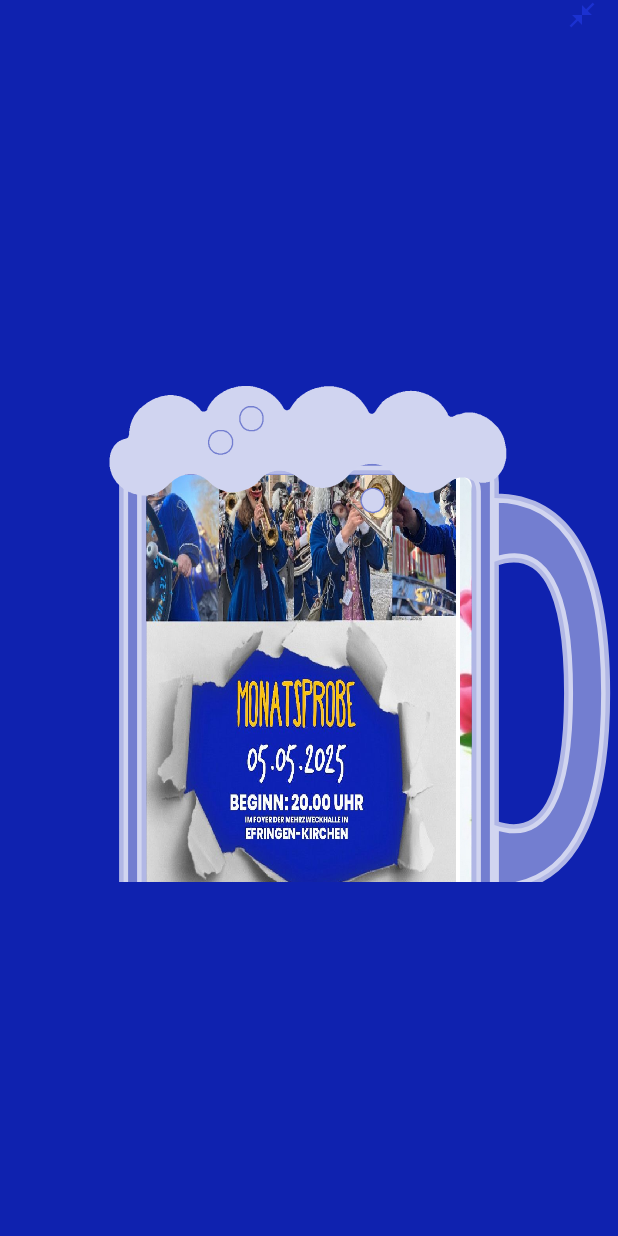
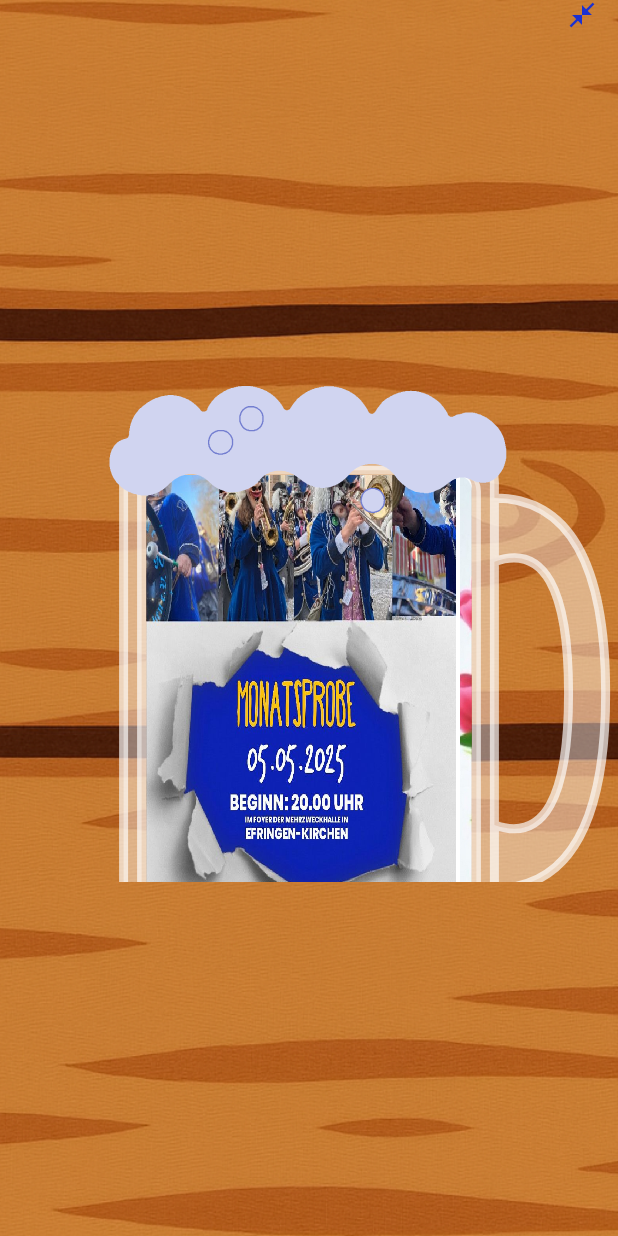
Before and after one commit to pythonite42/sauf_o_mat, a Flutter app: the screen it shows after launch, after a tap on the "open in full" icon, on a phone screen of 412 x 824 dp. Run offline on Flutter 3.47's test engine with Material 3 defaults, Android fonts, the light colour scheme and no system bars; our stand-ins replace flutter_svg; missing offline and left inert: flutter_webrtc, window_manager; network calls fail.

Commit message:
country theme first version

```diff
--- a/shoutcounter_zieefaegge_display/lib/colors.dart
+++ b/shoutcounter_zieefaegge_display/lib/colors.dart
@@ -1,48 +1,72 @@
 import 'package:flutter/material.dart';
 
 final defaultOnPrimary = Color(0xFFC7C5D0);
-final cyanAccent = Color(0xFF18d9ff);
+final desertSand = Color(0xFFE9C46A);
+final sunsetRed = Color(0xFFB22222);
+final rustOrange = Color(0xFFD2691E);
+final cactusGreen = Color(0xFF2E8B57);
 final redAccent = Color(0xFFFF5252);
 final greenAccent = Color(0xFF2EC91C);
 final transparentWhite = Color(0xC8FFFFFF);
-
 final ThemeData appTheme = ThemeData(
-  colorScheme: ColorScheme.fromSeed(
-    seedColor: const Color(0xFF0F22AF),
-    primary: const Color(0xFF0F22AF),
-    secondary: const Color(0xFFDE28d8),
-    tertiary: const Color(0xFFF5BF17),
-    brightness: Brightness.dark,
+  colorScheme: ColorScheme(
+    brightness: Brightness.light,
+    primary: const Color(0xFF8B4513), // Saddle brown
+    onPrimary: Colors.white,
+    secondary: const Color(0xFFD2691E), // Chocolate brown
+    onSecondary: Colors.white,
+    tertiary: const Color(0xFFF4A460), // Sandy brown
+    onTertiary: Colors.black,
+    error: Colors.red.shade700,
+    onError: Colors.white,
+    background: const Color(0xFFFFE4B5), // Moccasin
+    onBackground: Colors.brown.shade900,
+    surface: const Color(0xFFFFDEAD), // Navajo white
+    onSurface: Colors.brown.shade900,
   ),
   useMaterial3: true,
-  scaffoldBackgroundColor: const Color(0xFF0F22AF),
+  scaffoldBackgroundColor: const Color(0xFFFFE4B5), // Desert sand
   appBarTheme: const AppBarTheme(
-    backgroundColor: Color(0xFF0F22AF),
+    backgroundColor: Color(0xFF8B4513),
     foregroundColor: Colors.white,
-    elevation: 0,
+    elevation: 2,
+    titleTextStyle: TextStyle(
+      fontFamily: 'Georgia',
+      fontSize: 20,
+      fontWeight: FontWeight.bold,
+      color: Colors.white,
+    ),
   ),
   elevatedButtonTheme: ElevatedButtonThemeData(
     style: ElevatedButton.styleFrom(
-      backgroundColor: const Color(0xFFF5BF17),
-      foregroundColor: Colors.black,
+      backgroundColor: const Color(0xFFD2691E),
+      foregroundColor: Colors.white,
+      textStyle: const TextStyle(
+        fontFamily: 'Georgia',
+        fontWeight: FontWeight.bold,
+      ),
       shape: RoundedRectangleBorder(
-        borderRadius: BorderRadius.circular(8),
+        borderRadius: BorderRadius.circular(4), // More rustic look
       ),
     ),
   ),
-  textTheme: const TextTheme(
-    headlineSmall: TextStyle(
-      color: Colors.white,
+  textTheme: TextTheme(
+    headlineSmall: const TextStyle(
+      color: Color(0xFF8B4513),
       fontWeight: FontWeight.bold,
+      fontFamily: 'Georgia',
     ),
     titleMedium: TextStyle(
-      color: Colors.white,
+      color: Colors.brown.shade800,
+      fontFamily: 'Georgia',
     ),
     bodyMedium: TextStyle(
-      color: Colors.white,
+      color: Colors.brown.shade900,
+      fontFamily: 'Georgia',
     ),
     bodyLarge: TextStyle(
-      color: Colors.white,
+      color: Colors.brown.shade900,
+      fontFamily: 'Georgia',
     ),
   ),
 );
--- a/shoutcounter_zieefaegge_display/lib/main.dart
+++ b/shoutcounter_zieefaegge_display/lib/main.dart
@@ -99,7 +99,14 @@ class _MyScaffoldState extends State<MyScaffold> {
   @override
   Widget build(BuildContext context) {
     return Scaffold(
-      body: Column(
+      body: Container(
+        decoration: BoxDecoration(
+          image: DecorationImage(
+            image: AssetImage("assets/billboard.png"),
+            fit: BoxFit.cover,
+          ),
+        ),
+        child: Column(
           children: [
             SizedBox(
               height: fullscreenIconSize,
@@ -146,40 +153,19 @@ class _MyScaffoldState extends State<MyScaffold> {
                 onGenerateRoute: (settings) {
                   switch (settings.name) {
                     case '/page0':
-                    return _createRoute(Container(
-                      color: Theme.of(context).scaffoldBackgroundColor,
-                      child: PageDiagram(),
-                    ));
+                      return _createRoute(PageDiagram());
                     case '/page1':
-                    return _createRoute(Container(
-                      color: Theme.of(context).scaffoldBackgroundColor,
-                      child: PageTop3(),
-                    ));
+                      return _createRoute(PageTop3());
                     case '/page2':
-                    return _createRoute(Container(
-                      color: Theme.of(context).scaffoldBackgroundColor,
-                      child: PagePrize(),
-                    ));
+                      return _createRoute(PagePrize());
                     case '/page3':
-                    return _createRoute(Container(
-                      color: Theme.of(context).scaffoldBackgroundColor,
-                      child: PageSchedule(),
-                    ));
+                      return _createRoute(PageSchedule());
                     case '/page4':
-                    return _createRoute(Container(
-                      color: Theme.of(context).scaffoldBackgroundColor,
-                      child: PageQuote(),
-                    ));
+                      return _createRoute(PageQuote());
                     case '/page5':
-                    return _createRoute(Container(
-                      color: Theme.of(context).scaffoldBackgroundColor,
-                      child: PageAdvertising(),
-                    ));
+                      return _createRoute(PageAdvertising());
                     case '/page6':
-                    return _createRoute(Container(
-                      color: Theme.of(context).scaffoldBackgroundColor,
-                      child: PageLivestream(),
-                    ));
+                      return _createRoute(PageLivestream());
                     default:
                       return MaterialPageRoute(builder: (_) => const Center(child: Text('Unknown')));
                   }
@@ -187,6 +173,7 @@ class _MyScaffoldState extends State<MyScaffold> {
               ),
             ),
           ],
+        ),
       ),
     );
   }
--- a/shoutcounter_zieefaegge_display/pubspec.yaml
+++ b/shoutcounter_zieefaegge_display/pubspec.yaml
@@ -33,6 +33,7 @@ flutter:
     - assets/mock_logo.png
     - assets/bierpokal.jpg
     - assets/aufholjagd.png
+    - assets/billboard.png
     - assets/arrow_up.svg
     - assets/beer_foam.svg
 
```
Also changed, not shown: shoutcounter_zieefaegge_display/lib/page_diagram.dart (+22 -21 lines), shoutcounter_zieefaegge_display/lib/page_top3.dart (+16 -26 lines), shoutcounter_zieefaegge_display/assets/billboard.png (added). Lines whose indentation alone changed are shown as unchanged.
